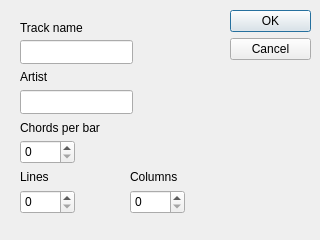
First picture: the form in Editor/GridEditor/NewGridDialog.ui, repository jcelerier/pfa_guitar_tutor, before the edit.
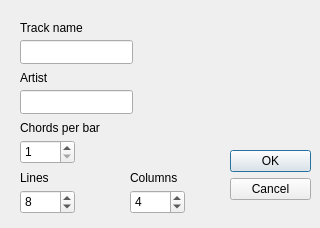
Second picture: the form after the edit.

Commit message: Màj de la traduction fr sur l'éditeur (à voir comment les faire marcher sur les .ui)

Patch:
```diff
--- a/Editor/GridEditor/NewGridDialog.ui
+++ b/Editor/GridEditor/NewGridDialog.ui
@@ -7,7 +7,7 @@
     <x>0</x>
     <y>0</y>
     <width>320</width>
-    <height>240</height>
+    <height>228</height>
    </rect>
   </property>
   <property name="windowTitle">
@@ -17,9 +17,9 @@
    <property name="geometry">
     <rect>
      <x>230</x>
-     <y>10</y>
+     <y>150</y>
      <width>81</width>
-     <height>221</height>
+     <height>71</height>
     </rect>
    </property>
    <property name="orientation">
@@ -34,8 +34,8 @@
     <rect>
      <x>20</x>
      <y>70</y>
-     <width>57</width>
-     <height>14</height>
+     <width>141</width>
+     <height>16</height>
     </rect>
    </property>
    <property name="text">
@@ -67,7 +67,7 @@
     <rect>
      <x>20</x>
      <y>20</y>
-     <width>71</width>
+     <width>171</width>
      <height>16</height>
     </rect>
    </property>
@@ -97,14 +97,17 @@
      <height>24</height>
     </rect>
    </property>
+   <property name="minimum">
+    <number>1</number>
+   </property>
   </widget>
   <widget class="QLabel" name="label_4">
    <property name="geometry">
     <rect>
      <x>130</x>
      <y>170</y>
-     <width>57</width>
-     <height>14</height>
+     <width>111</width>
+     <height>16</height>
     </rect>
    </property>
    <property name="text">
@@ -120,6 +123,12 @@
      <height>24</height>
     </rect>
    </property>
+   <property name="minimum">
+    <number>1</number>
+   </property>
+   <property name="value">
+    <number>8</number>
+   </property>
   </widget>
   <widget class="QSpinBox" name="t_columns">
    <property name="geometry">
@@ -130,14 +139,20 @@
      <height>24</height>
     </rect>
    </property>
+   <property name="minimum">
+    <number>1</number>
+   </property>
+   <property name="value">
+    <number>4</number>
+   </property>
   </widget>
   <widget class="QLabel" name="label_5">
    <property name="geometry">
     <rect>
      <x>20</x>
      <y>170</y>
-     <width>57</width>
-     <height>14</height>
+     <width>81</width>
+     <height>16</height>
     </rect>
    </property>
    <property name="text">
```
Left out of the diff: 15 changed lines with no effect on the pictures. The commit also changes 3 other files.
